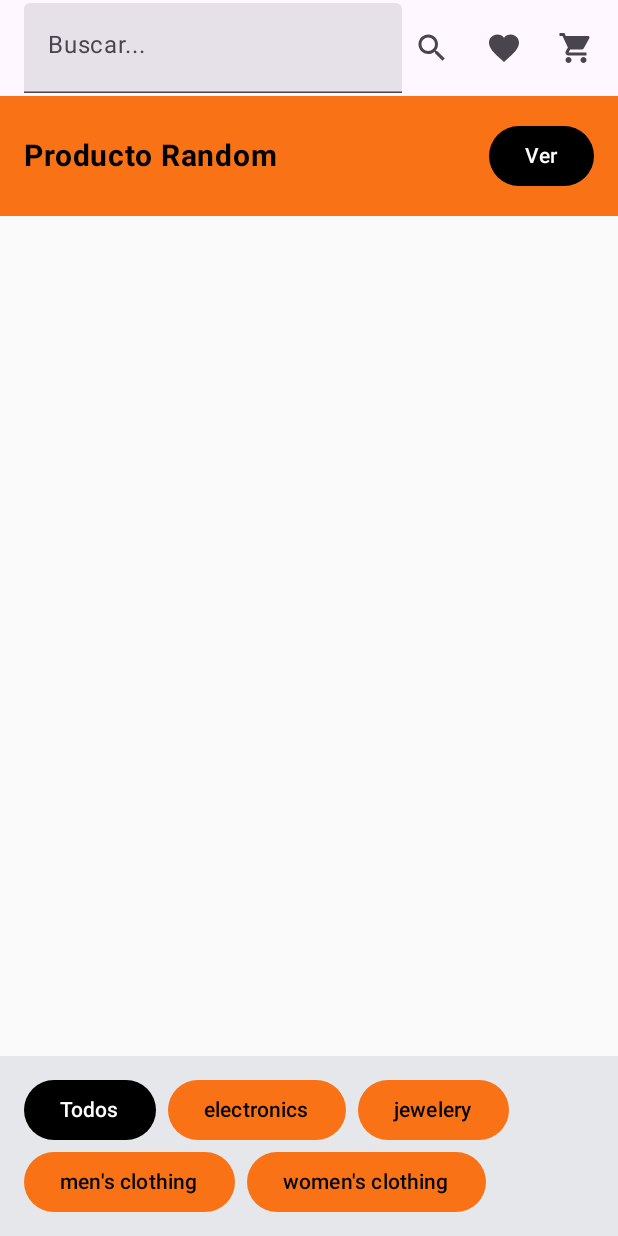
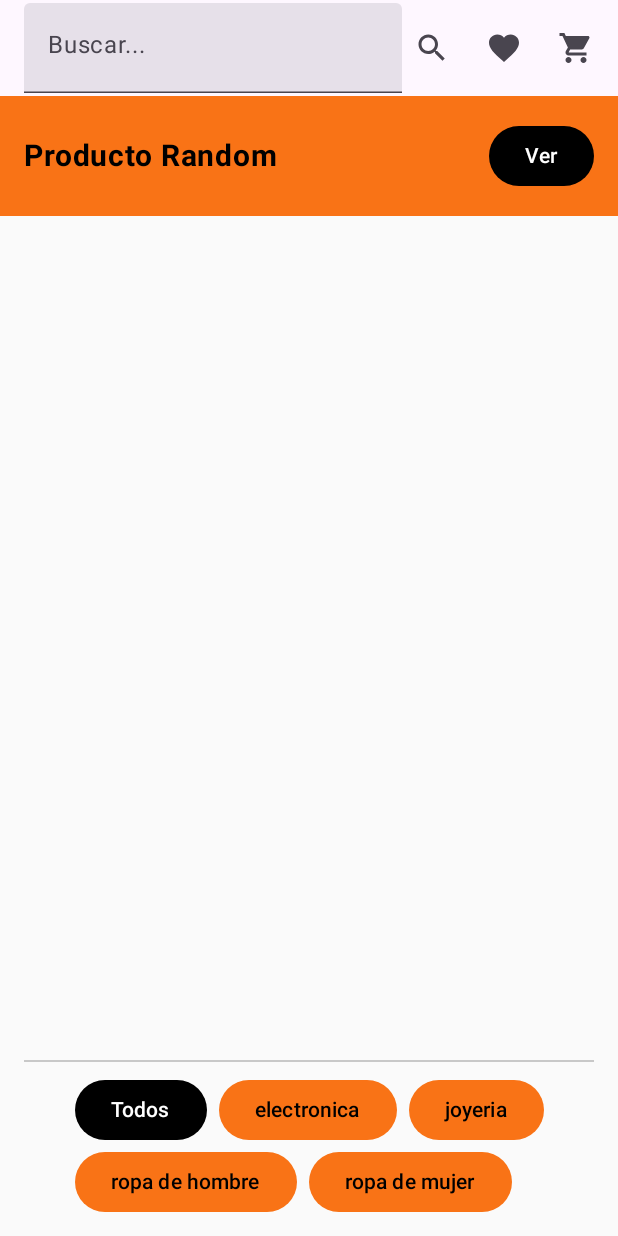
Before and after one commit to elcostann/404market, an Android app built with Jetpack Compose: the ProductListScreen screen opened through its navigation route, after a tap on "Buscar", on a phone screen of 412 x 824 dp. Run offline under Robolectric (Android 15) with nearby library versions, the phone set to English and light mode, and no system bars; our stand-ins replace Firebase (no records; nobody signed in at launch, a user with empty details on screens opened directly); network calls fail; pictures from the network do not load; 1 statement that could not run was skipped.

Commit message:
algunos cambios en el diseño

```diff
--- a/app/src/main/java/ar/edu/uade/c012025/market404/ui/screens/commons/MarketTopBar.kt
+++ b/app/src/main/java/ar/edu/uade/c012025/market404/ui/screens/commons/MarketTopBar.kt
@@ -1,5 +1,6 @@
 package ar.edu.uade.c012025.market404.ui.screens.commons
 
+import androidx.compose.foundation.Image
 import androidx.compose.foundation.layout.Row
 import androidx.compose.foundation.layout.Spacer
 import androidx.compose.foundation.layout.fillMaxWidth
@@ -22,7 +23,9 @@ import androidx.compose.material.icons.filled.ShoppingCart
 import androidx.compose.material3.ExperimentalMaterial3Api
 import androidx.compose.material3.TextField
 import androidx.compose.material3.TopAppBar
+import androidx.compose.ui.res.painterResource
 import androidx.navigation.NavController
+import ar.edu.uade.c012025.market404.R
 
 @OptIn(ExperimentalMaterial3Api::class)
 @Composable
@@ -47,13 +50,17 @@ fun MarketTopBar(
                     modifier = Modifier.fillMaxWidth()
                 )
             } else {
-                Text(title, fontWeight = FontWeight.Bold)
-            }
-        },
-        navigationIcon = {
-            if (showBack) {
-                IconButton(onClick = { navController.popBackStack() }) {
-                    Icon(Icons.Filled.ArrowBack, contentDescription = "Volver")
+                IconButton(onClick = {
+                    navController.navigate("productlist") {
+                        popUpTo("productlist") { inclusive = true }
+                    }
+                }) {
+                    Image(
+                        painter = painterResource(id = R.drawable.splash_logo),
+                        contentDescription = "Logo 404 Market",
+
+
+                    )
                 }
             }
         },
--- a/app/src/main/java/ar/edu/uade/c012025/market404/ui/screens/login/LoginScreen.kt
+++ b/app/src/main/java/ar/edu/uade/c012025/market404/ui/screens/login/LoginScreen.kt
@@ -18,6 +18,7 @@ import androidx.compose.ui.unit.dp
 import androidx.compose.ui.unit.sp
 import androidx.navigation.NavController
 import ar.edu.uade.c012025.market404.R
+import ar.edu.uade.c012025.market404.ui.theme.Primary
 
 @Composable
 fun LoginScreen(
@@ -31,7 +32,7 @@ fun LoginScreen(
                 Brush.verticalGradient(
                     colors = listOf(
                         Color(0xFF0F0F0F), // Negro arriba
-                        Color(0xFFF97316), // Naranja (tu color primario)
+                        Primary, // Naranja
                         Color.White        // Blanco abajo
                     )
                 )
--- a/app/src/main/java/ar/edu/uade/c012025/market404/ui/screens/productdetail/ProductDetailScreen.kt
+++ b/app/src/main/java/ar/edu/uade/c012025/market404/ui/screens/productdetail/ProductDetailScreen.kt
@@ -90,7 +90,7 @@ fun ProductDetailScreen(
                 Text(it.title, fontSize = 22.sp, fontWeight = FontWeight.Bold)
                 Spacer(Modifier.height(8.dp))
                 Text(
-                    text = "$${it.price}",
+                    text = "us$${it.price}",
                     fontSize = 24.sp,
                     fontWeight = FontWeight.Bold,
                     color = Primary
--- a/app/src/main/java/ar/edu/uade/c012025/market404/ui/screens/productlist/ProductListScreen.kt
+++ b/app/src/main/java/ar/edu/uade/c012025/market404/ui/screens/productlist/ProductListScreen.kt
@@ -23,6 +23,7 @@ import androidx.navigation.NavController
 import ar.edu.uade.c012025.market404.Data.Product
 import ar.edu.uade.c012025.market404.R
 import ar.edu.uade.c012025.market404.ui.screens.commons.MarketTopBar
+import ar.edu.uade.c012025.market404.ui.theme.Background
 import ar.edu.uade.c012025.market404.ui.theme.Primary
 import coil.compose.rememberAsyncImagePainter
 import androidx.lifecycle.viewmodel.compose.viewModel as viewModel1
@@ -49,7 +50,7 @@ fun ProductListScreen(
             onCartClick = { navController.navigate("cart") },
             navController = navController
         )
-        // 🧡 Producto Random
+        //Producto Random
         Box(
             modifier = Modifier
                 .fillMaxWidth()
@@ -100,9 +101,9 @@ fun ProductItem(product: Product, onClick: () -> Unit) {
         modifier = Modifier
             .fillMaxWidth()
             .clickable { onClick() },
-        colors = CardDefaults.cardColors(containerColor = Color.White), // Fondo blanco
-        border = BorderStroke(1.dp, Color.Black), // Borde negro finito
-        elevation = CardDefaults.cardElevation(2.dp) // Opcional
+        colors = CardDefaults.cardColors(containerColor = Color.White),
+        border = BorderStroke(1.dp, Color.Black),
+        elevation = CardDefaults.cardElevation(2.dp)
     ) {
         Column(
             modifier = Modifier.padding(8.dp),
@@ -144,25 +145,34 @@ fun CategoryButtons(viewModel: ProductListViewModel) {
     Column(
         modifier = Modifier
             .fillMaxWidth()
-            .background(Color(0xFFE5E7EB))
-            .padding(16.dp)
+            .background(Background)
+            .padding(top = 0.dp, start = 16.dp, end = 16.dp, bottom = 16.dp),
+        horizontalAlignment = Alignment.CenterHorizontally
     ) {
+        // 🔹 Línea superior delgada
+        Divider(
+            color = Color.Black.copy(alpha = 0.2f),
+            thickness = 1.dp,
+            modifier = Modifier
+                .fillMaxWidth()
+                .padding(bottom = 12.dp)
+        )
         FlowRow(
             horizontalArrangement = Arrangement.spacedBy(8.dp),
             verticalArrangement = Arrangement.spacedBy(8.dp)
         ) {
-            CategoryButton("Todos", selectedCategory) { viewModel.getAllProducts() }
-            CategoryButton("electronics", selectedCategory) { viewModel.getProductsByCategory("electronics") }
-            CategoryButton("jewelery", selectedCategory) { viewModel.getProductsByCategory("jewelery") }
-            CategoryButton("men's clothing", selectedCategory) { viewModel.getProductsByCategory("men's clothing") }
-            CategoryButton("women's clothing", selectedCategory) { viewModel.getProductsByCategory("women's clothing") }
+            CategoryButton("Todos","Todos" ,selectedCategory) { viewModel.getAllProducts() }
+            CategoryButton("electronica", "electronics",selectedCategory) { viewModel.getProductsByCategory("electronics") }
+            CategoryButton("joyeria", "jewelery",selectedCategory) { viewModel.getProductsByCategory("jewelery") }
+            CategoryButton("ropa de hombre","men's clothing" ,selectedCategory) { viewModel.getProductsByCategory("men's clothing") }
+            CategoryButton("ropa de mujer", "women's clothing",selectedCategory) { viewModel.getProductsByCategory("women's clothing") }
         }
     }
 }
 
 @Composable
-fun CategoryButton(text: String, selected: String, onClick: () -> Unit) {
-    val isSelected = text == selected
+fun CategoryButton(text: String,textI: String, selected: String, onClick: () -> Unit) {
+    val isSelected = textI == selected
     val bgColor = if (isSelected) Color.Black else Primary
     val textColor = if (isSelected) Color.White else Color.Black
 
--- a/app/src/main/java/ar/edu/uade/c012025/market404/ui/screens/splash/SplashScreen.kt
+++ b/app/src/main/java/ar/edu/uade/c012025/market404/ui/screens/splash/SplashScreen.kt
@@ -15,6 +15,7 @@ import androidx.compose.runtime.Composable
 import ar.edu.uade.c012025.market404.R
 import androidx.compose.ui.graphics.Brush
 import androidx.compose.ui.graphics.Color
+import ar.edu.uade.c012025.market404.ui.theme.Primary
 
 
 @Composable
@@ -33,7 +34,7 @@ fun SplashScreen(navController: NavController) {
                 Brush.verticalGradient(
                     colors = listOf(
                         Color(0xFF0F0F0F), // Negro arriba
-                        Color(0xFFF97316), // Naranja (tu color primario)
+                        Primary, // Naranja (tu color primario)
                         Color.White        // Blanco abajo
                     )
                 )
--- a/app/src/main/java/ar/edu/uade/c012025/market404/ui/theme/Color.kt
+++ b/app/src/main/java/ar/edu/uade/c012025/market404/ui/theme/Color.kt
@@ -2,7 +2,7 @@ package ar.edu.uade.c012025.market404.ui.theme
 
 import androidx.compose.ui.graphics.Color
 
-val Primary = Color(0xFFF97316)      // Amarillo anaranjado
-val Secondary = Color(0xFFFBBF24)    // Naranja suave
-val Background = Color(0xFFFAFAFA)   // Fondo claro
-val TextPrimary = Color(0xFF222222)  // Texto oscuro
+val Primary = Color(0xFFF97316)
+val Secondary = Color(0xFFFBBF24)
+val Background = Color(0xFFFAFAFA)
+val TextPrimary = Color(0xFF222222)
```
